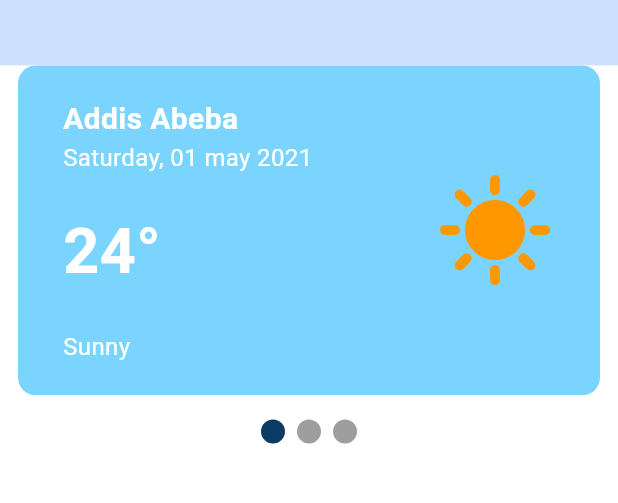
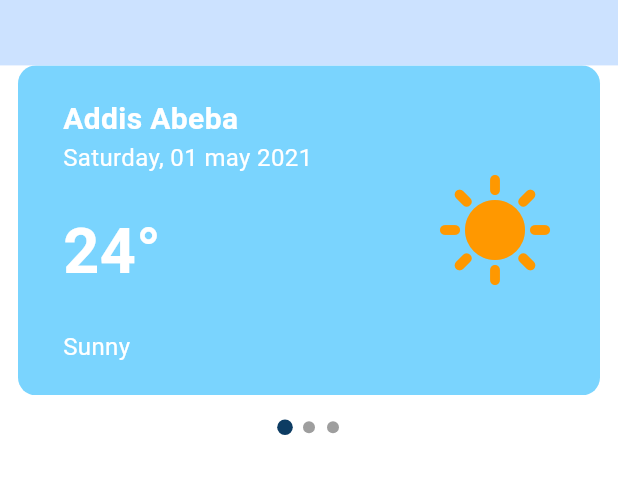
Before and after one commit to kaleabSolomon/WeatherIO, a Flutter app: the screen it shows after launch, on a phone screen of 412 x 824 dp, the part 120-623 px from its top. Run offline on Flutter 3.47's test engine with Material 3 defaults, Android fonts, the phone set to English and light mode, and no system bars; drawn by our look-alikes of smooth_page_indicator.

Commit message:
make page indicators smaller

```diff
--- a/lib/widgets/page_indicator.dart
+++ b/lib/widgets/page_indicator.dart
@@ -36,7 +36,10 @@ class _PageIndicatorBuilderState extends State<PageIndicatorBuilder> {
     return SmoothPageIndicator(
       controller: widget.pageController,
       count: widget.cardCount,
-      effect: WormEffect(activeDotColor: Theme.of(context).colorScheme.primary),
+      effect: ScrollingDotsEffect(
+          activeDotColor: Theme.of(context).colorScheme.primary,
+          dotWidth: 8,
+          dotHeight: 8),
     );
   }
 }
```
